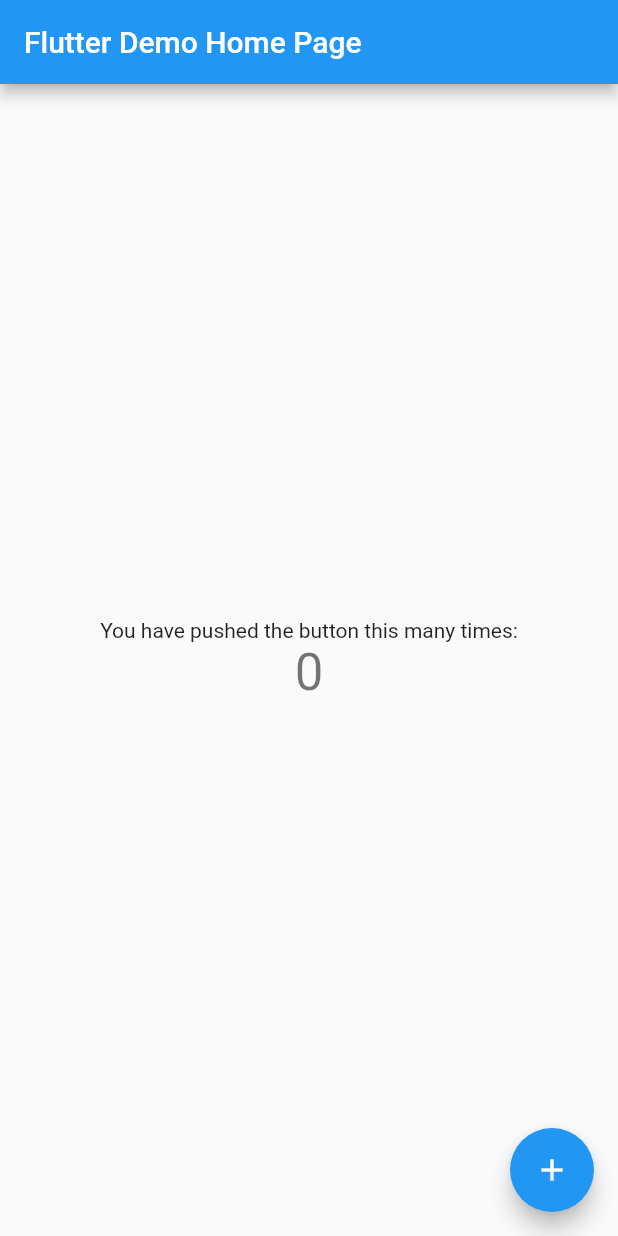
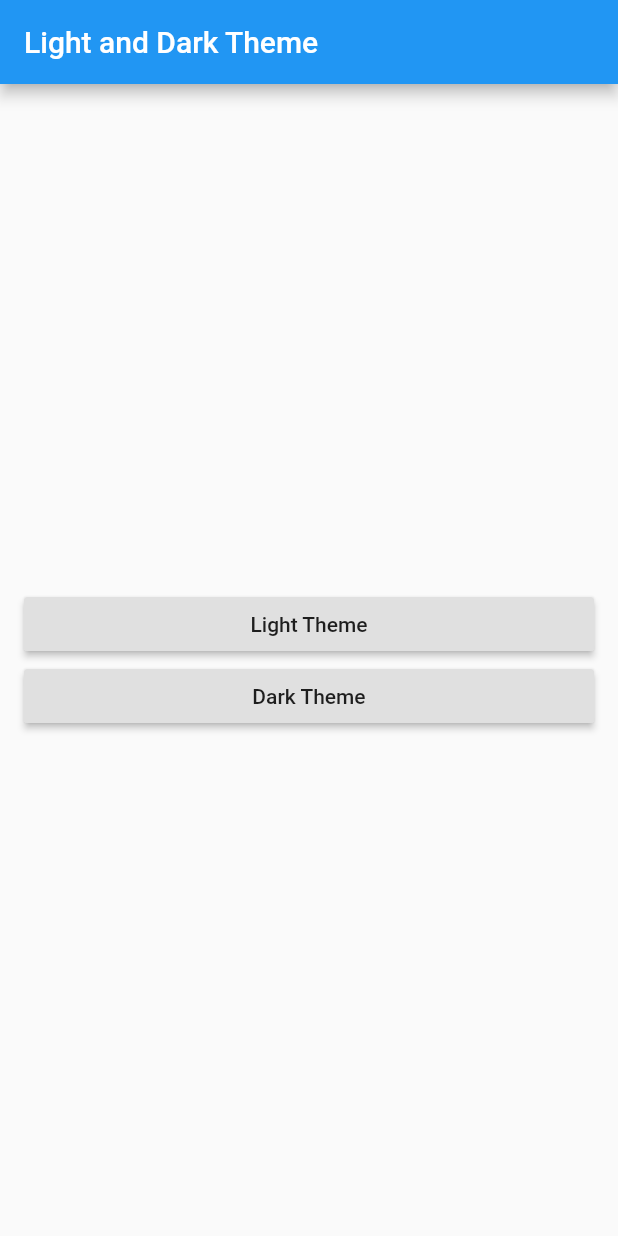
Before and after one commit to mutationevent/flutter_app_collection, a Flutter app: the screen it shows after launch, on a phone screen of 412 x 824 dp. Run offline on Flutter 3.47's test engine with Material 2 defaults, Android fonts, the phone set to English and light mode, and no system bars.

Commit message:
light/dark theme with provider

```diff
--- a/lib/main.dart
+++ b/lib/main.dart
@@ -1,111 +1,11 @@
 import 'package:flutter/material.dart';
+import 'package:flutter_app_collection/provider/main.dart';
 
 void main() => runApp(MyApp());
 
 class MyApp extends StatelessWidget {
-  // This widget is the root of your application.
   @override
   Widget build(BuildContext context) {
-    return MaterialApp(
-      title: 'Flutter Demo',
-      theme: ThemeData(
-        // This is the theme of your application.
-        //
-        // Try running your application with "flutter run". You'll see the
-        // application has a blue toolbar. Then, without quitting the app, try
-        // changing the primarySwatch below to Colors.green and then invoke
-        // "hot reload" (press "r" in the console where you ran "flutter run",
-        // or simply save your changes to "hot reload" in a Flutter IDE).
-        // Notice that the counter didn't reset back to zero; the application
-        // is not restarted.
-        primarySwatch: Colors.blue,
-      ),
-      home: MyHomePage(title: 'Flutter Demo Home Page'),
-    );
+    return MainView();
   }
 }
-
-class MyHomePage extends StatefulWidget {
-  MyHomePage({Key key, this.title}) : super(key: key);
-
-  // This widget is the home page of your application. It is stateful, meaning
-  // that it has a State object (defined below) that contains fields that affect
-  // how it looks.
-
-  // This class is the configuration for the state. It holds the values (in this
-  // case the title) provided by the parent (in this case the App widget) and
-  // used by the build method of the State. Fields in a Widget subclass are
-  // always marked "final".
-
-  final String title;
-
-  @override
-  _MyHomePageState createState() => _MyHomePageState();
-}
-
-class _MyHomePageState extends State<MyHomePage> {
-  int _counter = 0;
-
-  void _incrementCounter() {
-    setState(() {
-      // This call to setState tells the Flutter framework that something has
-      // changed in this State, which causes it to rerun the build method below
-      // so that the display can reflect the updated values. If we changed
-      // _counter without calling setState(), then the build method would not be
-      // called again, and so nothing would appear to happen.
-      _counter++;
-    });
-  }
-
-  @override
-  Widget build(BuildContext context) {
-    // This method is rerun every time setState is called, for instance as done
-    // by the _incrementCounter method above.
-    //
-    // The Flutter framework has been optimized to make rerunning build methods
-    // fast, so that you can just rebuild anything that needs updating rather
-    // than having to individually change instances of widgets.
-    return Scaffold(
-      appBar: AppBar(
-        // Here we take the value from the MyHomePage object that was created by
-        // the App.build method, and use it to set our appbar title.
-        title: Text(widget.title),
-      ),
-      body: Center(
-        // Center is a layout widget. It takes a single child and positions it
-        // in the middle of the parent.
-        child: Column(
-          // Column is also layout widget. It takes a list of children and
-          // arranges them vertically. By default, it sizes itself to fit its
-          // children horizontally, and tries to be as tall as its parent.
-          //
-          // Invoke "debug painting" (press "p" in the console, choose the
-          // "Toggle Debug Paint" action from the Flutter Inspector in Android
-          // Studio, or the "Toggle Debug Paint" command in Visual Studio Code)
-          // to see the wireframe for each widget.
-          //
-          // Column has various properties to control how it sizes itself and
-          // how it positions its children. Here we use mainAxisAlignment to
-          // center the children vertically; the main axis here is the vertical
-          // axis because Columns are vertical (the cross axis would be
-          // horizontal).
-          mainAxisAlignment: MainAxisAlignment.center,
-          children: <Widget>[
-            Text(
-              'You have pushed the button this many times:',
-            ),
-            Text(
-              '$_counter',
-              style: Theme.of(context).textTheme.display1,
-            ),
-          ],
-        ),
-      ),
-      floatingActionButton: FloatingActionButton(
-        onPressed: _incrementCounter,
-        tooltip: 'Increment',
-        child: Icon(Icons.add),
-      ), // This trailing comma makes auto-formatting nicer for build methods.
-    );
-  }
-}
--- /dev/null
+++ b/lib/provider/main.dart
@@ -0,0 +1,77 @@
+import 'package:flutter/material.dart';
+import 'package:provider/provider.dart';
+
+class Theme with ChangeNotifier {
+  ThemeData _theme = ThemeData();
+  ThemeData get theme => _theme;
+
+  void lightTheme() {
+    _theme = ThemeData(
+      primaryColor: Colors.white,
+      backgroundColor: Colors.white,
+      canvasColor: Colors.white,
+      textTheme: TextTheme(body1: TextStyle(color: Colors.black)),
+    );
+    notifyListeners();
+  }
+
+  void darkTheme() {
+    _theme = ThemeData(
+      primaryColor: Colors.black,
+      backgroundColor: Colors.black,
+      canvasColor: Colors.black,
+      textTheme: TextTheme(body1: TextStyle(color: Colors.white)),
+    );
+    notifyListeners();
+  }
+}
+
+class MainView extends StatelessWidget {
+  @override
+  Widget build(BuildContext context) {
+    return MultiProvider(
+      providers: [ChangeNotifierProvider(builder: (_) => Theme())],
+      child: Consumer<Theme>(builder: (context, bg, _) {
+        final ThemeModel = Provider.of<Theme>(context);
+        return MaterialApp(
+          debugShowCheckedModeBanner: false,
+          theme: ThemeModel.theme,
+          home: HomePage(),
+        );
+      }),
+    );
+  }
+}
+
+class HomePage extends StatelessWidget {
+  @override
+  Widget build(BuildContext context) {
+    final ThemeModel = Provider.of<Theme>(context);
+    return Scaffold(
+      appBar: AppBar(
+        title: Text("Light and Dark Theme"),
+      ),
+      body: Padding(
+        padding: const EdgeInsets.all(16.0),
+        child: Column(
+          mainAxisAlignment: MainAxisAlignment.center,
+          crossAxisAlignment: CrossAxisAlignment.stretch,
+          children: <Widget>[
+            RaisedButton(
+              onPressed: () {
+                ThemeModel.lightTheme();
+              },
+              child: Text("Light Theme"),
+            ),
+            RaisedButton(
+              onPressed: () {
+                ThemeModel.darkTheme();
+              },
+              child: Text("Dark Theme"),
+            ),
+          ],
+        ),
+      ),
+    );
+  }
+}
--- a/pubspec.yaml
+++ b/pubspec.yaml
@@ -23,6 +23,7 @@ dependencies:
   # The following adds the Cupertino Icons font to your application.
   # Use with the CupertinoIcons class for iOS style icons.
   cupertino_icons: ^0.1.2
+  provider: ^3.0.0+1
 
 dev_dependencies:
   flutter_test:
```
Also changed, not shown: pubspec.lock.
